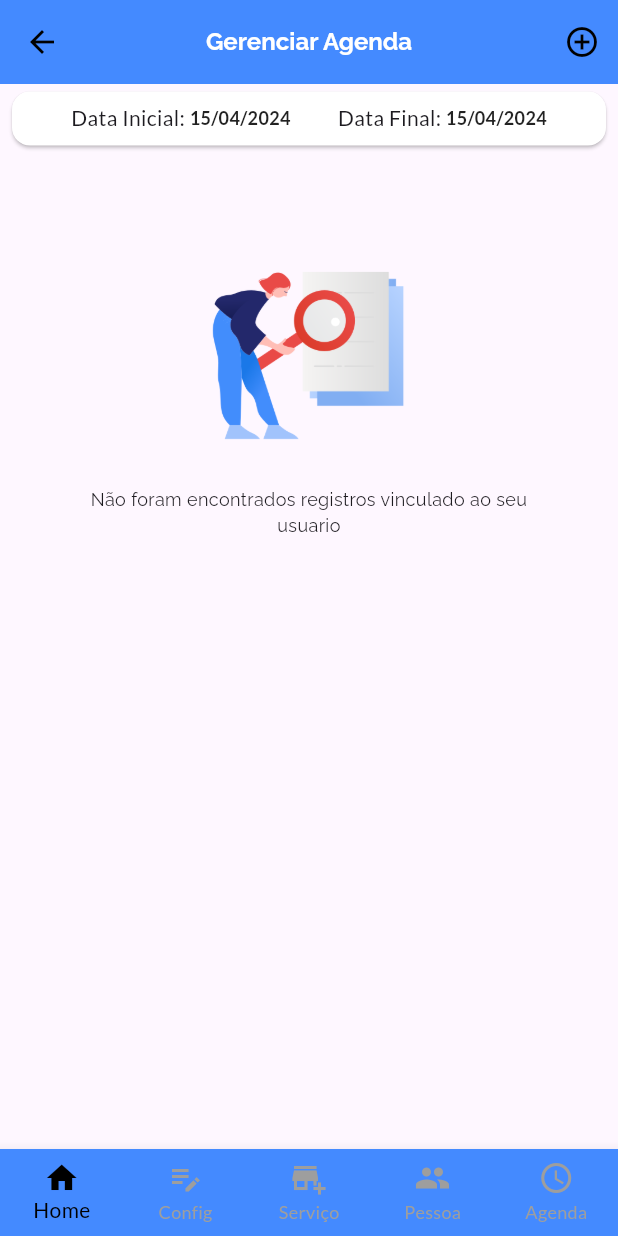
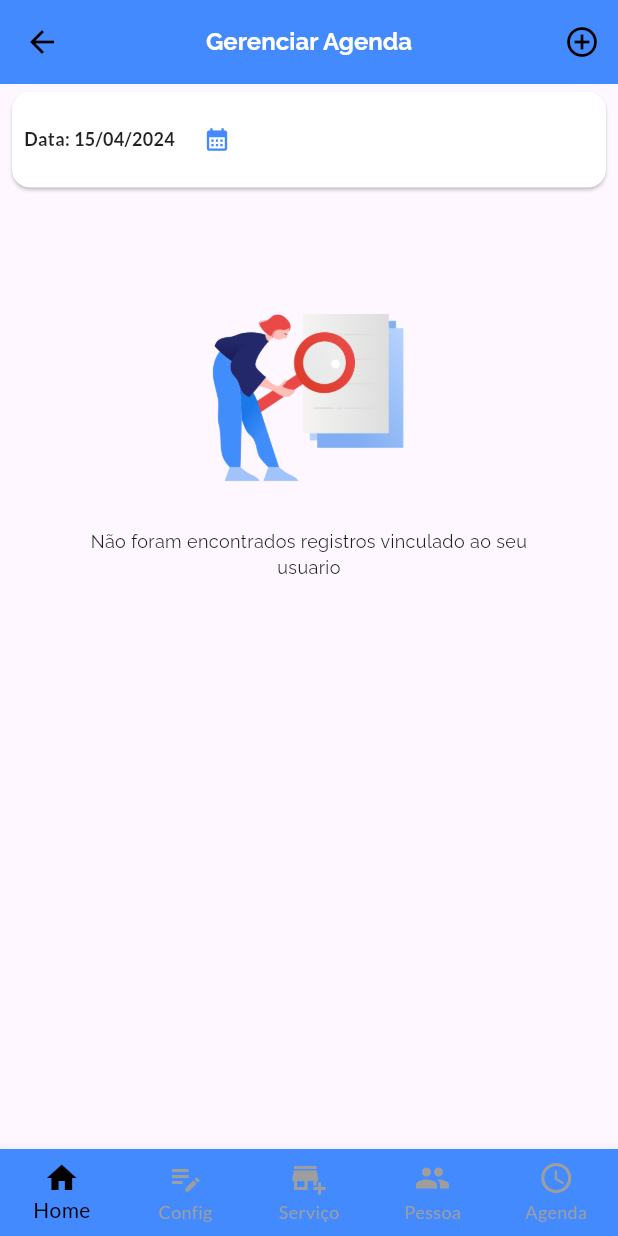
Before and after one commit to luizpadilha/app_flutter_agendamento, a Flutter app: the AgendaPage screen opened by its route, item 5 of the bottom bar chosen, on a phone screen of 412 x 824 dp. Run offline on Flutter 3.47's test engine with Material 3 defaults, Android fonts, the phone set to English and light mode, and no system bars; drawn by our look-alikes of auto_size_text; our stand-ins replace brasil_fields, dio, flutter_map, flutter_modular, flutter_triple, font_awesome_flutter and 5 more.

Commit message:
3
* 3 feat: filtrando agenda por data

```diff
--- a/lib/components/date_picker.component.dart
+++ b/lib/components/date_picker.component.dart
@@ -6,12 +6,14 @@ import 'package:mybabernew/components/input_decorator.dart';
 import 'package:mybabernew/constants.dart';
 
 class DatePickerComponent extends StatelessWidget {
-  final DateTime? selectedDate;
-  final Function(DateTime)? onDateChanged;
+  final Function(DateTime) onDateChanged;
+  final bool isForm;
+  final bool hasTime;
 
   DatePickerComponent({
-    this.selectedDate,
-    this.onDateChanged,
+    required this.onDateChanged,
+    required this.isForm,
+    required this.hasTime,
   });
 
   _showDatePicker(BuildContext context) {
@@ -27,6 +29,7 @@ class DatePickerComponent extends StatelessWidget {
       if (pickedDate == null) {
         return;
       }
+      if (hasTime) {
         showTimePicker(
           helpText: 'Selecione o Horário',
           cancelText: 'Cancelar',
@@ -34,7 +37,8 @@ class DatePickerComponent extends StatelessWidget {
           initialTime: TimeOfDay.now(),
           builder: (BuildContext context, Widget? child) {
             return MediaQuery(
-            data: MediaQuery.of(context).copyWith(alwaysUse24HourFormat: true),
+              data: MediaQuery.of(context).copyWith(
+                  alwaysUse24HourFormat: true),
               child: child ?? Container(),
             );
           },
@@ -42,15 +46,18 @@ class DatePickerComponent extends StatelessWidget {
           if (pickedTime == null) {
             return;
           }
-        DateTime selectedDate = DateTime(
+          DateTime pickedDateTime = DateTime(
             pickedDate.year,
             pickedDate.month,
             pickedDate.day,
             pickedTime.hour,
             pickedTime.minute,
           );
-        onDateChanged!(selectedDate);
+          onDateChanged(pickedDateTime);
         });
+      } else {
+        onDateChanged(pickedDate);
+      }
     });
   }
 
@@ -69,10 +76,11 @@ class DatePickerComponent extends StatelessWidget {
                   child: CupertinoDatePicker(
                     backgroundColor: Colors.white,
                     use24hFormat: true,
-                    mode: CupertinoDatePickerMode.dateAndTime,
+                    mode: hasTime ? CupertinoDatePickerMode.dateAndTime : CupertinoDatePickerMode.date,
                     initialDateTime: DateTime.now(),
                     minimumDate: DateTime.now(),
-                    onDateTimeChanged: onDateChanged!,
+                    onDateTimeChanged: onDateChanged,
+                    showDayOfWeek: true,
                   ),
                 ),
               ],
@@ -83,28 +91,11 @@ class DatePickerComponent extends StatelessWidget {
 
   @override
   Widget build(BuildContext context) {
-    final deviceSize = MediaQuery.of(context).size;
     return LayoutBuilder(builder: (context, constraints) {
-      return Container(
-        height: deviceSize.height * 0.10,
-        child: Row(
+      return Row(
         children: <Widget>[
-            SizedBox(
-              width: deviceSize.width * 0.8,
-              child: TextFormField(
-                  readOnly: true,
-                  controller: TextEditingController(
-                      text:
-                          '${DateFormat('dd/MM/yyyy HH:mm').format(selectedDate!)}'),
-                  keyboardType: TextInputType.text,
-                  decoration: InputDecoratorComponent(
-                    label: "Horário",
-                  ).decorator()),
-            ),
           TextButton(
-              onPressed: () => platformIsIos(context)
-                  ? _showCupertinoModalPopup(context)
-                  : _showDatePicker(context),
+            onPressed: () => _showDatePicker(context),
             child: const Row(
               mainAxisSize: MainAxisSize.min,
               children: [
@@ -114,7 +105,6 @@ class DatePickerComponent extends StatelessWidget {
             ),
           ),
         ],
-        ),
       );
     });
   }
--- a/lib/modules/agenda/agenda.controller.dart
+++ b/lib/modules/agenda/agenda.controller.dart
@@ -17,14 +17,13 @@ class AgendaController extends Store<List<Agenda>> {
   DateTime horario = DateTime.now();
   String id = '';
   DateTime dataInicial = DateTime.now();
-  DateTime dataFinal = DateTime.now();
 
   AgendaController() : super([]);
 
   Future<void> buscarAgendas() async {
     try {
       setLoading(true);
-      List<Agenda> agendas = await repo.getAgendas();
+      List<Agenda> agendas = await repo.getAgendas(dataInicial);
       update(agendas);
     } on DioException catch (e, s) {
       log('Erro ao buscar agenda', error: e, stackTrace: s);
--- a/lib/modules/agenda/agenda.page.dart
+++ b/lib/modules/agenda/agenda.page.dart
@@ -5,6 +5,7 @@ import 'package:intl/intl.dart';
 import 'package:mybabernew/components/alert.component.dart';
 import 'package:mybabernew/components/bottom_bar.component.dart';
 import 'package:mybabernew/components/carregando.component.dart';
+import 'package:mybabernew/components/date_picker.component.dart';
 import 'package:mybabernew/components/empty_list.component.dart';
 import 'package:mybabernew/components/label_field.component.dart';
 import 'package:mybabernew/entity/agenda.dart';
@@ -30,13 +31,14 @@ class _AgendaPageState extends State<AgendaPage> {
 
   @override
   Widget build(BuildContext context) {
+    final deviceSize = MediaQuery.of(context).size;
     _buscarAgendas(context);
     final msg = ScaffoldMessenger.of(context);
     return Scaffold(
       bottomNavigationBar: const BottomBarComponent(),
       extendBody: true,
       appBar: AppBar(
-        title: Text('Gerenciar Agenda'),
+        title: const Text('Gerenciar Agenda'),
         actions: [
           IconButton(
             icon: const Icon(Icons.add_circle_outline),
@@ -59,33 +61,31 @@ class _AgendaPageState extends State<AgendaPage> {
                 padding: const EdgeInsets.all(8),
                 child: Row(
                   crossAxisAlignment: CrossAxisAlignment.center,
-                  mainAxisAlignment: MainAxisAlignment.spaceEvenly,
+                  mainAxisAlignment: MainAxisAlignment.start,
                   children: [
-                    Row(
+                    SizedBox(
+                      width: deviceSize.width * 0.4,
+                      child: Row(
                         children: [
-                        const Text('Data Inicial: '),
                           Text(
-                          DateFormat('dd/MM/yyyy')
-                              .format(agendaController.dataInicial),
+                            'Data: ${DateFormat('dd/MM/yyyy').format(agendaController.dataInicial)}',
                             style: const TextStyle(
                                 fontSize: 12,
                                 fontWeight: FontWeight.bold,
                                 color: Colors.black87),
                           ),
+                          const SizedBox(height: 2),
+                            DatePickerComponent(
+                              isForm: false,
+                              hasTime: false,
+                              onDateChanged: (newDate) {
+                                setState(() {
+                                  agendaController.dataInicial = newDate;
+                                });
+                              },
+                          ),
                         ],
                       ),
-                    Row(
-                      children: [
-                        const Text('Data Final: '),
-                        Text(
-                          DateFormat('dd/MM/yyyy')
-                              .format(agendaController.dataInicial),
-                          style: const TextStyle(
-                              fontSize: 12,
-                              fontWeight: FontWeight.bold,
-                              color: Colors.black87),
-                        ),
-                      ],
                     ),
                   ],
                 ),
@@ -174,8 +174,7 @@ class _AgendaPageState extends State<AgendaPage> {
                                                       } catch (error) {
                                                         msg.showSnackBar(
                                                           SnackBar(
-                                                            content: Text(error
-                                                                .toString()),
+                                                            content: Text(error.toString()),
                                                           ),
                                                         );
                                                       }
--- a/lib/modules/agenda/agenda.repository.dart
+++ b/lib/modules/agenda/agenda.repository.dart
@@ -7,16 +7,15 @@ import 'package:mybabernew/entity/agenda.dart';
 import 'package:mybabernew/entity/pessoa.dart';
 import 'package:mybabernew/entity/servico.dart';
 import 'package:mybabernew/entity/user.dart';
-import 'package:mybabernew/exceptions/http_exception.dart';
 
 class AgendaRepository {
 
   final Dio _client = Modular.get();
 
-  Future<List<Agenda>> getAgendas() async {
+  Future<List<Agenda>> getAgendas(DateTime data) async {
     User user = GetIt.instance.get<User>();
     var response = await _client
-        .get("/api/agenda/agendas?userId=${user.userId}");
+        .get("/api/agenda/agendas?userId=${user.userId}&data=${data.toIso8601String()}");
     if (response.statusCode == 200 && response.data != null) {
       return List<Agenda>.from(
           response.data.map((itemsJson) => Agenda.fromJson(itemsJson)));
```
Also changed, not shown: lib/modules/agenda/agenda.page.form.dart (+24 -7 lines). Lines whose indentation alone changed are shown as unchanged.
